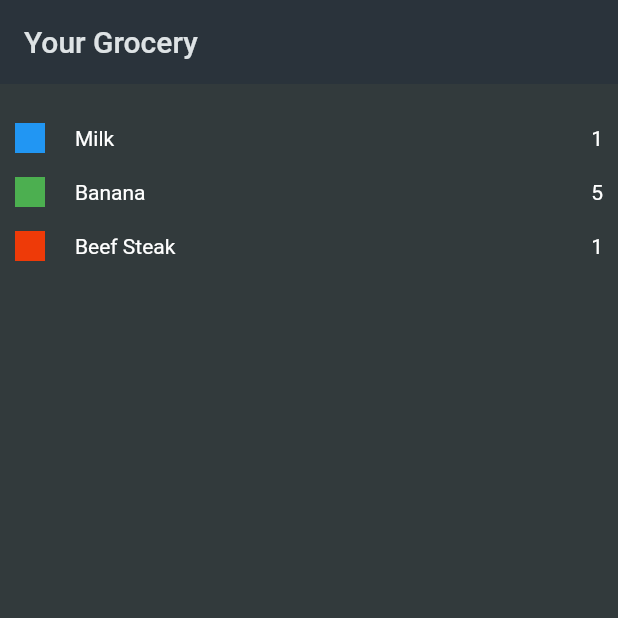
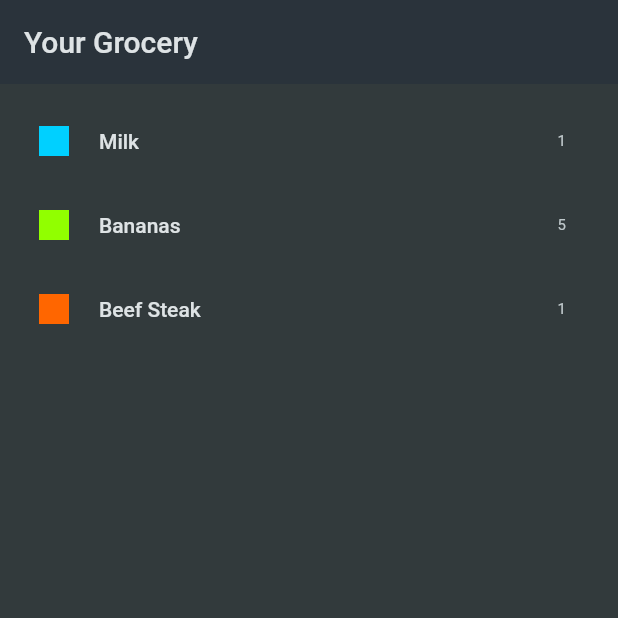
Before and after one commit to Abd-UlRahman-Khalid/shopping_list_app, a Flutter app: the screen it shows after launch, on a phone screen of 412 x 824 dp, the top half of it. Run offline on Flutter 3.47's test engine with Material 2 defaults, Android fonts, the phone set to English and light mode, and no system bars.

Commit message:
changing grocery Items into ListView & import data

```diff
--- a/lib/data/dummy_items.dart
+++ b/lib/data/dummy_items.dart
@@ -18,5 +18,4 @@ final groceryItems = [
       name: 'Beef Steak',
       quantity: 1,
       category: categories[Categories.meat]!),
-
 ];
--- a/lib/main.dart
+++ b/lib/main.dart
@@ -1,5 +1,5 @@
 import 'package:flutter/material.dart';
-import 'package:shopping_list_app/screens/home_screen.dart';
+import 'package:shopping_list_app/widgets/grocery_Items.dart';
 
 void main() {
   runApp(const MyApp());
@@ -22,7 +22,7 @@ class MyApp extends StatelessWidget {
         ),
         scaffoldBackgroundColor: const Color.fromARGB(255, 50, 58, 60),
       ),
-      home:  HomeScreen()
+      home:  GroceryItems()
     );
   }
 }
--- a/lib/screens/home_screen.dart
+++ /dev/null
@@ -1,77 +0,0 @@
-import 'package:flutter/material.dart';
-
-
-class HomeScreen extends StatelessWidget{
-  HomeScreen ({super.key});
-
-  @override
-  Widget build(BuildContext context) {
-    return Scaffold(
-      appBar: AppBar(
-      title: Text('Your Grocery'),),
-      body: Container(
-        margin: EdgeInsets.all(10),
-        child: Column(
-          children: [
-            SizedBox(height: 16,),
-            Container(
-              child: Row(
-                mainAxisAlignment: MainAxisAlignment.spaceEvenly,
-                children: [
-                  Container(
-                    width: 20,
-                    height: 20,
-                    decoration: const BoxDecoration(
-                      color: Colors.blue,
-                    ),
-                  ),
-                  SizedBox(width: 20,),
-                  Text('Milk'),
-                  Spacer(),
-                  Text('1'),
-                ],
-              ),
-            ),
-            SizedBox(height: 16,),
-            Container(
-              child: Row(
-                children: [
-                  Container(
-                    width: 20,
-                    height: 20,
-                    decoration: const BoxDecoration(
-                      color: Colors.green,
-                    ),
-                  ),
-                  SizedBox(width: 20,),
-                  Text('Banana'),
-                  Spacer( ),
-                  Text('5'),
-                ],
-            ),
-              ),
-            SizedBox(height: 16,),
-            Container(
-              child: Row(
-                mainAxisAlignment: MainAxisAlignment.spaceEvenly,
-                children: [
-                  Container(
-                    width: 20,
-                    height: 20,
-                    decoration: const BoxDecoration(
-                      color: Color.fromARGB(255, 238, 58, 8),
-                    ),
-                  ),
-                  SizedBox(width: 20,),
-                  Text('Beef Steak'),
-                  Spacer(),
-                  Text('1'),
-                ],
-              ),
-            )
-          ],
-        ),
-      ) ,
-    );
-  }
-}
--- /dev/null
+++ b/lib/widgets/grocery_Items.dart
@@ -0,0 +1,30 @@
+import 'package:flutter/material.dart';
+import 'package:shopping_list_app/data/dummy_items.dart';
+
+
+class GroceryItems extends StatelessWidget{
+  GroceryItems ({super.key});
+
+  @override
+  Widget build(BuildContext context) {
+    return Scaffold(
+      appBar: AppBar(
+      title: Text('Your Grocery'),),
+      body: Container(
+        margin: EdgeInsets.all(10),
+        child: ListView.builder(
+          itemCount: groceryItems.length,
+          itemBuilder: ((context, index) => ListTile(
+            title:Text(groceryItems[index].name),
+            leading: Container(
+              width:20,
+              height: 20,
+              color: groceryItems[index].category.color,
+            ),
+            trailing: Text(groceryItems[index].quantity.toString()),
+
+        )))
+      ) ,
+    );
+  }
+}
```
